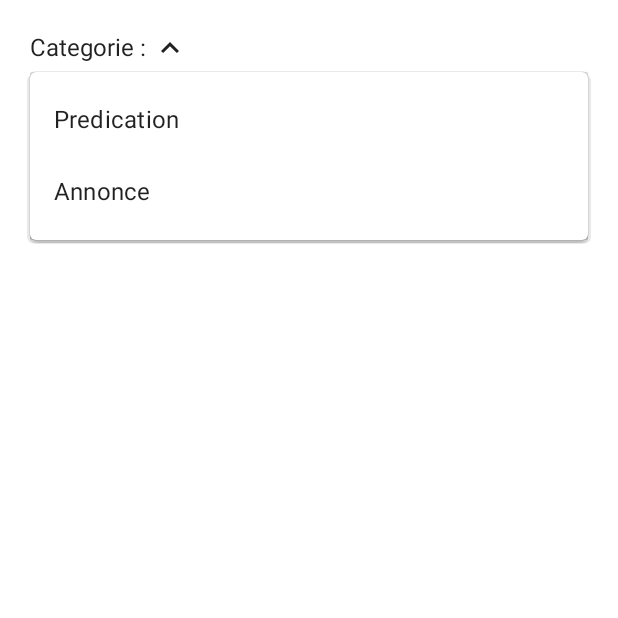
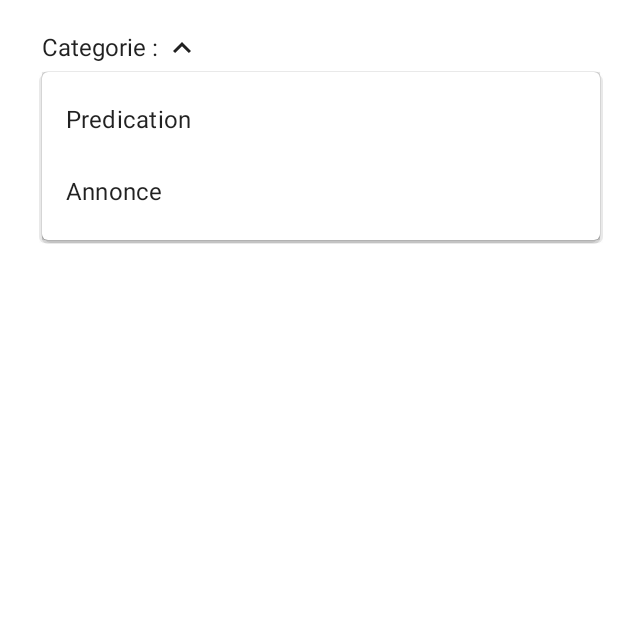
Before and after one commit to josh-Muleshi/church, an Android app built with Jetpack Compose: the composable MyContent shown on its own in the app's theme, after a tap on "contentDescription", on a phone screen of 412 x 824 dp, the top half of it. Run offline under Robolectric (Android 15) with nearby library versions, the phone set to English and light mode, and no system bars; our stand-ins replace Dagger/Hilt's generated code, Firebase (no records; nobody signed in at launch, a user with empty details on screens opened directly); libraries missing offline, so code that uses them is left out: com.skydoves.landscapist.

Commit message:
fix a little ui problem

```diff
--- a/app/src/main/java/cd/wayupdev/church/ui/screen/addpost/AddPostScreen.kt
+++ b/app/src/main/java/cd/wayupdev/church/ui/screen/addpost/AddPostScreen.kt
@@ -209,7 +209,8 @@ fun MyContent(viewModel: AddPostViewModel = hiltViewModel()){
             .fillMaxWidth()
             .onGloballyPositioned { coordinates ->
                 mTextFieldSize = coordinates.size.toSize()
-            },
+            }
+            .padding(start = 8.dp),
         verticalAlignment = Alignment.CenterVertically,
         horizontalArrangement = Arrangement.Start
     ) {
```
